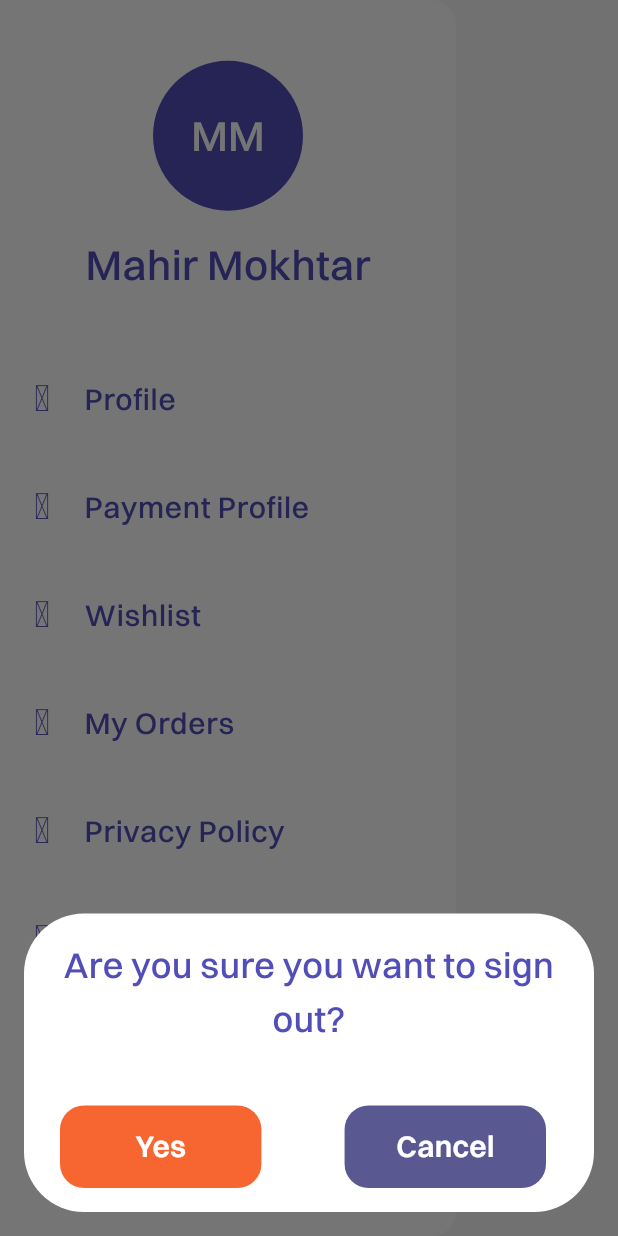
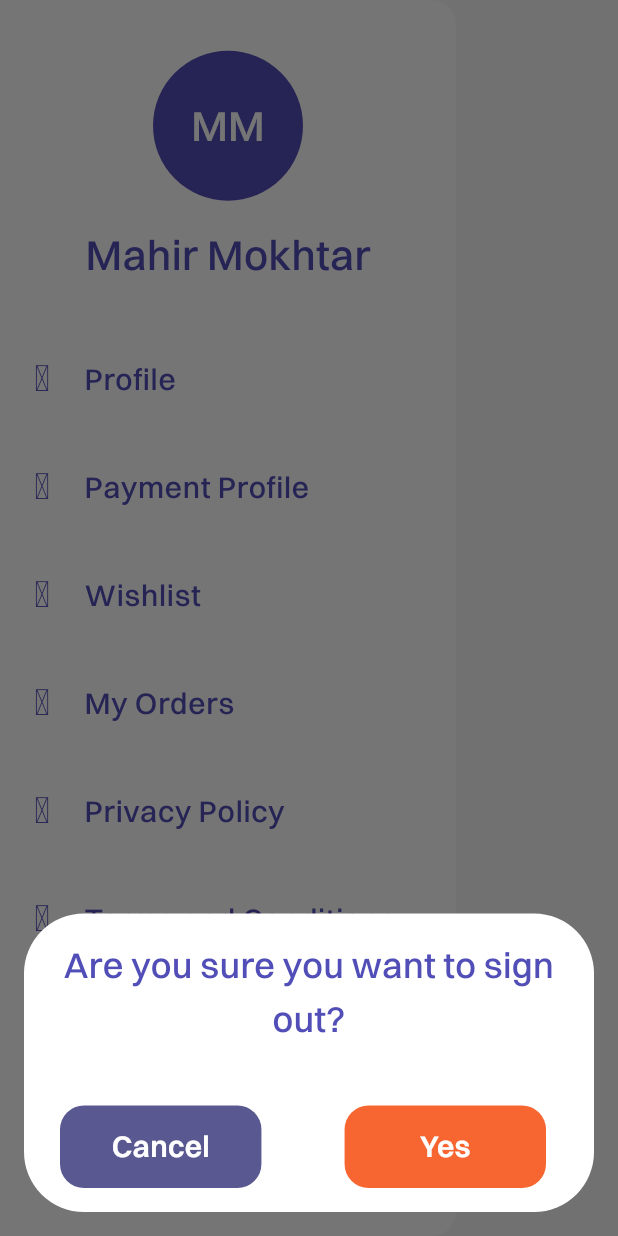
Before and after one commit to mahirAbdAlazimMokhtar/hero_market, a Flutter app: the DashboardDrawer widget shown alone on an empty page, opened directly, after a tap on "Sign Out", on a phone screen of 412 x 824 dp. Run offline on Flutter 3.47's test engine with Material 3 defaults, Android fonts, the phone set to English and light mode, and no system bars; our stand-ins replace bloc, country_picker, curved_navigation_bar, dartz, equatable, flutter_bloc and 7 more; accounts and stored records are empty.

Commit message:
Implement theme toggle functionality and enhance BottomSheetCard layout

```diff
--- a/lib/core/common/widgets/bottom_sheet_card.dart
+++ b/lib/core/common/widgets/bottom_sheet_card.dart
@@ -45,7 +45,16 @@ class BottomSheetCard extends StatelessWidget {
           child: Row(
             mainAxisAlignment: MainAxisAlignment.spaceBetween,
             children: [
-              Expanded(
+                 Expanded(
+                  flex: 3,
+                  child: RoundedButton(
+                    text: negativeButtonText,
+                    color: negativeButtonColor,
+                    height: 55,
+                    onPressed: () => Navigator.of(context).pop(false),
+                  )),
+              const Spacer(),
+                Expanded(
                 flex: 3,
                 child: RoundedButton(
                   text: positiveButtonText,
@@ -54,15 +63,7 @@ class BottomSheetCard extends StatelessWidget {
                   onPressed: () => Navigator.of(context).pop(true),
                 ),
               ),
-              const Spacer(),
-              Expanded(
-                  flex: 3,
-                  child: RoundedButton(
-                    text: negativeButtonText,
-                    color: negativeButtonColor,
-                    height: 55,
-                    onPressed: () => Navigator.of(context).pop(false),
-                  ))
+
             ],
           ),
         )
--- a/lib/core/services/injection_container.main.dart
+++ b/lib/core/services/injection_container.main.dart
@@ -55,6 +55,6 @@ Future<void> _cacheInit() async {
   final prefs = await SharedPreferences.getInstance();
 
   sl
-    ..registerLazySingleton(() => CacheHelper(sl()))
+    ..registerLazySingleton(() => CacheHelper(sl())..getThemeMode())
     ..registerLazySingleton(() => prefs);
 }
--- a/lib/main.dart
+++ b/lib/main.dart
@@ -3,12 +3,15 @@
 import 'package:flutter/material.dart';
 import 'package:hero_market/core/services/injection_container.dart';
 
+import 'core/common/app/cache_helper.dart';
+import 'core/common/singletons/cache.dart';
 import 'core/resources/styles/colors.dart';
 import 'core/services/router.dart';
 
 Future<void> main() async {
   WidgetsFlutterBinding.ensureInitialized();
   await init();
+  sl<CacheHelper>().getThemeMode();
   runApp(const MyApp());
 }
 
@@ -27,11 +30,14 @@ class MyApp extends StatelessWidget {
           foregroundColor: AppColors.lightThemePrimaryColor),
       useMaterial3: true,
     );
+    return ValueListenableBuilder(
+      valueListenable: Cache.instance.themeModeNotifier,
+      builder: (_,themeMode,__) {
         return MaterialApp.router(
           debugShowCheckedModeBanner: false,
           routerConfig: router,
           title: 'Hero Market App',
-      themeMode: ThemeMode.system,
+          themeMode: themeMode,
           theme: theme,
           darkTheme: theme.copyWith(
             scaffoldBackgroundColor: AppColors.darkThemeBGDark,
@@ -42,5 +48,7 @@ class MyApp extends StatelessWidget {
           ),
         );
       }
+    );
+  }
 }
 //
--- a/lib/src/dashboard/presentation/views/widgets/dashboard_drawer.dart
+++ b/lib/src/dashboard/presentation/views/widgets/dashboard_drawer.dart
@@ -16,6 +16,7 @@ import 'package:hero_market/src/wishlist/presentation/views/wishlist_view.dart';
 import '../../../../../core/common/app/cache_helper.dart';
 import '../../../../../core/common/widgets/bottom_sheet_card.dart';
 import '../../../../../core/services/injection_container.dart';
+import 'theme_toggle.dart';
 
 class DashboardDrawer extends StatefulWidget {
   const DashboardDrawer({super.key});
@@ -108,7 +109,12 @@ class _DashboardDrawerState extends State<DashboardDrawer> {
               bottom: 50,
               top: 10,
             ),
-            child: ValueListenableBuilder(
+            child: Column(
+              mainAxisSize: MainAxisSize.min,
+              children: [
+                const ThemeToggle(),
+                const Gap(10),
+                ValueListenableBuilder(
                   valueListenable: signingOutNotifier,
                   builder: (_, value, __) {
                     return RoundedButton(
@@ -139,6 +145,8 @@ class _DashboardDrawerState extends State<DashboardDrawer> {
                     ).loading(value);
                   },
                 ),
+              ],
+            ),
           )
         ],
       ),
--- /dev/null
+++ b/lib/src/dashboard/presentation/views/widgets/theme_toggle.dart
@@ -0,0 +1,110 @@
+import 'package:flutter/foundation.dart';
+import 'package:flutter/material.dart';
+import 'package:gap/gap.dart';
+import 'package:hero_market/core/common/app/cache_helper.dart';
+import 'package:hero_market/core/common/singletons/cache.dart';
+import 'package:hero_market/core/extensions/context_extensions.dart';
+import 'package:hero_market/core/extensions/text_style_extensions.dart';
+import 'package:hero_market/core/resources/styles/text.dart';
+import 'package:hero_market/core/services/injection_container.dart';
+import 'package:hero_market/core/services/router.dart';
+
+import '../../../../../core/resources/styles/colors.dart';
+
+class ThemeToggle extends StatefulWidget {
+  const ThemeToggle({super.key});
+
+  @override
+  State<ThemeToggle> createState() => _ThemeToggleState();
+}
+
+class _ThemeToggleState extends State<ThemeToggle> {
+  late ThemeMode mode;
+  void rebuild(Element element) {
+    element.markNeedsBuild();
+    element.visitChildren(rebuild);
+  }
+
+  @override
+  void initState() {
+    mode = Cache.instance.themeModeNotifier.value;
+    super.initState();
+  }
+
+  @override
+  Widget build(BuildContext context) {
+    return AnimatedSwitcher(
+      duration: const Duration(milliseconds: 300),
+      transitionBuilder: (child, animation) {
+        return FadeTransition(
+          opacity: animation,
+          child: SlideTransition(
+            position: animation.drive(
+              Tween<Offset>(
+                begin: Offset.zero,
+                end: Offset(
+                  0,
+                  animation.value,
+                ),
+              ),
+            ),
+            child: child,
+          ),
+        );
+      },
+      child: GestureDetector(
+        key: UniqueKey(),
+        onTap: () async {
+          setState(() {
+            switch (mode) {
+              case ThemeMode.system:
+                mode = ThemeMode.dark;
+              case ThemeMode.light:
+                mode = ThemeMode.system;
+              case ThemeMode.dark:
+                mode = ThemeMode.light;
+            }
+          });
+          await sl<CacheHelper>().cacheThemeMode(mode);
+          (rootNavigatorKey.currentState! as Element).visitChildren(rebuild);
+        },
+        child: Align(
+          alignment: Alignment.centerLeft,
+          child: Row(
+            mainAxisSize: MainAxisSize.min,
+            children: [
+              Icon(
+                  size: 30,
+                  color: context.isDarkMode
+                      ? AppColors.lightThemeSecondaryTextColor
+                      : Colors.yellow,
+                  switch (mode) {
+                    ThemeMode.light => Icons.light_mode,
+                    ThemeMode.dark => Icons.dark_mode,
+                    ThemeMode.system => switch (defaultTargetPlatform) {
+                        TargetPlatform.android ||
+                        TargetPlatform.fuchsia =>
+                          Icons.phone_android_rounded,
+                        TargetPlatform.iOS => Icons.phone_iphone_rounded,
+                        TargetPlatform.linux => Icons.laptop_chromebook_rounded,
+                        TargetPlatform.macOS => Icons.laptop_mac_rounded,
+                        TargetPlatform.windows => Icons.laptop_windows_rounded,
+                      }
+                  }),
+                   Gap(10),
+              Text(
+                switch (mode) {
+                  ThemeMode.system => 'System',
+                  ThemeMode.light => 'Light',
+                  ThemeMode.dark => 'Dark',
+                },
+                style:
+                    AppTextStyles.paragraphSubTextRegular2.adaptiveColor(context),
+              )
+            ],
+          ),
+        ),
+      ),
+    );
+  }
+}
```
Lines whose indentation alone changed are shown as unchanged.
